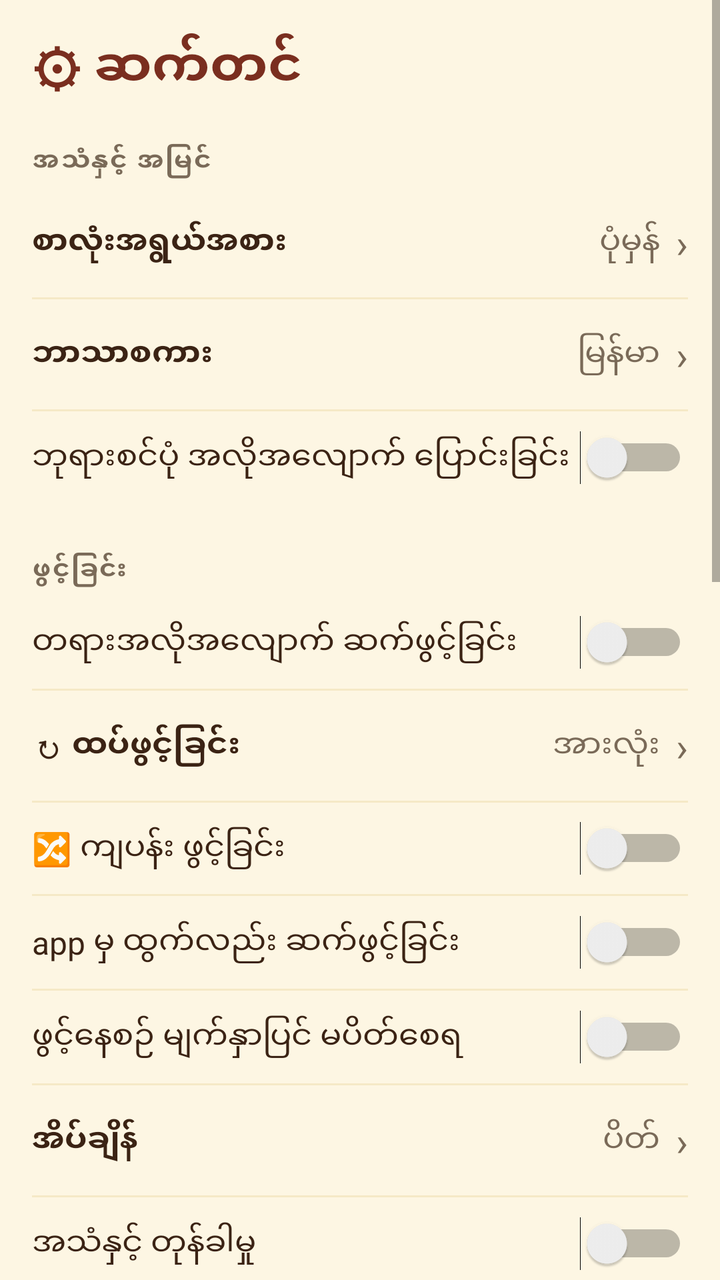
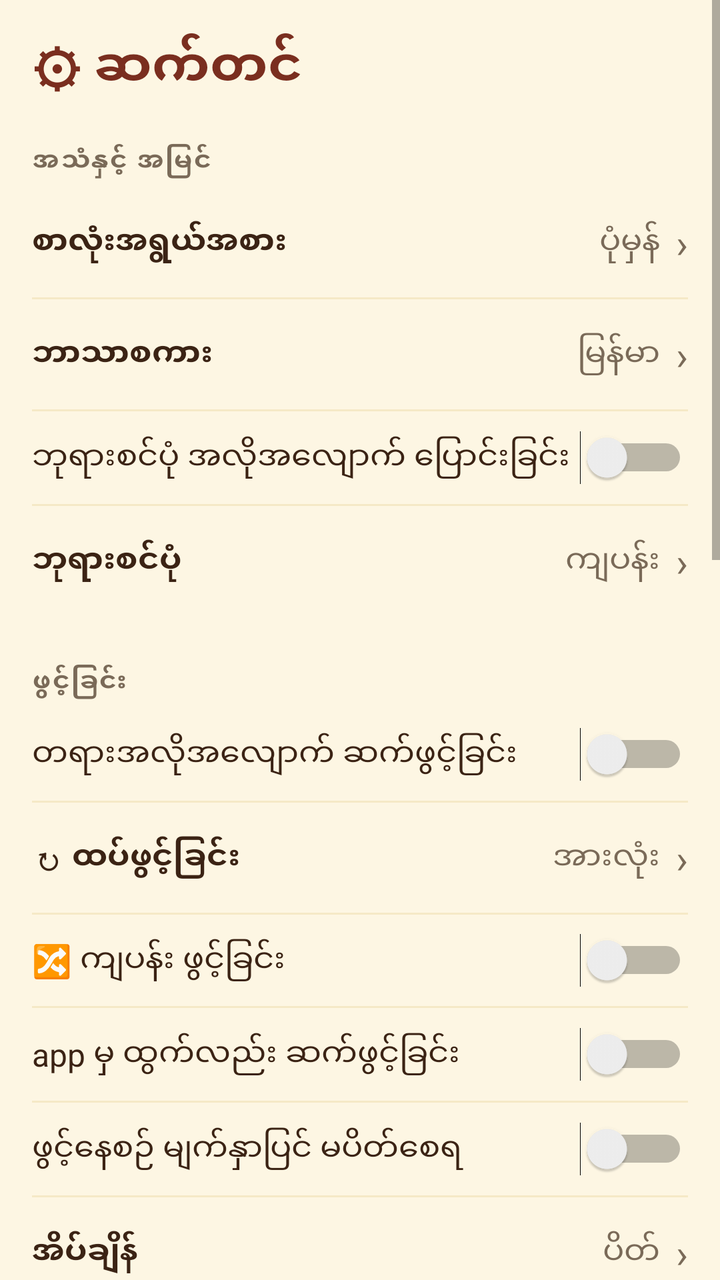

An Android layout rendered at two revisions. The XML below is the earlier revision; the diff shows what the commit changed to produce the second picture.
<!-- AndroidManifest.xml: application theme AppTheme -->
<!-- res/layout/activity_settings.xml -->
<?xml version="1.0" encoding="utf-8"?>
<LinearLayout xmlns:android="http://schemas.android.com/apk/res/android"
    android:id="@+id/root"
    android:layout_width="match_parent"
    android:layout_height="match_parent"
    android:background="@color/bg"
    android:orientation="vertical">
<ScrollView
    android:layout_width="match_parent"
    android:layout_height="0dp"
    android:layout_weight="1"
    android:fillViewport="true">
<LinearLayout
    android:id="@+id/content"
    android:layout_width="match_parent"
    android:layout_height="wrap_content"
    android:background="@color/bg"
    android:orientation="vertical"
    android:padding="16dp">
    <TextView
        android:id="@+id/titleText"
        android:layout_width="match_parent"
        android:layout_height="wrap_content"
        android:text="⚙ ဆက်တင်"
        android:textColor="@color/maroon"
        android:textSize="26sp"
        android:textStyle="bold" />

    <TextView
        android:id="@+id/secAppearance"
        android:layout_width="match_parent"
        android:layout_height="wrap_content"
        android:layout_marginTop="16dp"
        android:letterSpacing="0.06"
        android:paddingVertical="4dp"
        android:text="အသံနှင့် အမြင်"
        android:textColor="@color/muted"
        android:textSize="13sp"
        android:textStyle="bold" />

<LinearLayout
            android:id="@+id/rowFont"
            android:layout_width="match_parent"
            android:layout_height="wrap_content"
            android:background="?android:attr/selectableItemBackground"
            android:clickable="true"
            android:focusable="true"
            android:gravity="center_vertical"
            android:orientation="horizontal"
            android:paddingVertical="14dp">
            <TextView
                android:id="@+id/labelFont"
                android:layout_width="0dp"
                android:layout_height="wrap_content"
                android:layout_weight="1"
                android:text="စာလုံးအရွယ်အစား"
                android:textColor="@color/ink"
                android:textSize="16sp"
                android:textStyle="bold" />
            <TextView
                android:id="@+id/fontValue"
                android:layout_width="wrap_content"
                android:layout_height="wrap_content"
                android:text="ပုံမှန်"
                android:textColor="@color/muted"
                android:textSize="16sp" />
            <TextView
                android:id="@+id/fontChevron"
                android:layout_width="wrap_content"
                android:layout_height="wrap_content"
                android:paddingStart="8dp"
                android:text="›"
                android:textColor="@color/muted"
                android:textSize="20sp" />
        </LinearLayout>
    <View
        android:layout_width="match_parent"
        android:layout_height="1dp"
        android:background="#26C9A227" />

<LinearLayout
            android:id="@+id/rowLanguage"
            android:layout_width="match_parent"
            android:layout_height="wrap_content"
            android:background="?android:attr/selectableItemBackground"
            android:clickable="true"
            android:focusable="true"
            android:gravity="center_vertical"
            android:orientation="horizontal"
            android:paddingVertical="14dp">
            <TextView
                android:id="@+id/labelLanguage"
                android:layout_width="0dp"
                android:layout_height="wrap_content"
                android:layout_weight="1"
                android:text="ဘာသာစကား"
                android:textColor="@color/ink"
                android:textSize="16sp"
                android:textStyle="bold" />
            <TextView
                android:id="@+id/langValue"
                android:layout_width="wrap_content"
                android:layout_height="wrap_content"
                android:text="မြန်မာ"
                android:textColor="@color/muted"
                android:textSize="16sp" />
            <TextView
                android:id="@+id/langChevron"
                android:layout_width="wrap_content"
                android:layout_height="wrap_content"
                android:paddingStart="8dp"
                android:text="›"
                android:textColor="@color/muted"
                android:textSize="20sp" />
        </LinearLayout>
    <View
        android:layout_width="match_parent"
        android:layout_height="1dp"
        android:background="#26C9A227" />

    <Switch
        android:id="@+id/btnThemeAuto"
        android:layout_width="match_parent"
        android:layout_height="wrap_content"
        android:background="?android:attr/selectableItemBackground"
        android:clickable="true"
        android:ellipsize="end"
        android:focusable="true"
        android:maxLines="1"
        android:paddingVertical="12dp"
        android:showText="false"
        android:text="ဘုရားစင်ပုံ အလိုအလျောက် ပြောင်းခြင်း"
        android:textColor="@color/ink"
        android:textOff=""
        android:textOn=""
        android:textSize="16sp" />

    <TextView
        android:id="@+id/secPlayback"
        android:layout_width="match_parent"
        android:layout_height="wrap_content"
        android:layout_marginTop="20dp"
        android:letterSpacing="0.06"
        android:paddingVertical="4dp"
        android:text="ဖွင့်ခြင်း"
        android:textColor="@color/muted"
        android:textSize="13sp"
        android:textStyle="bold" />

    <Switch
        android:id="@+id/btnAutoplay"
        android:layout_width="match_parent"
        android:layout_height="wrap_content"
        android:background="?android:attr/selectableItemBackground"
        android:clickable="true"
        android:ellipsize="end"
        android:focusable="true"
        android:maxLines="1"
        android:paddingVertical="12dp"
        android:showText="false"
        android:text="တရားအလိုအလျောက် ဆက်ဖွင့်ခြင်း"
        android:textColor="@color/ink"
        android:textOff=""
        android:textOn=""
        android:textSize="16sp" />

    <View
        android:layout_width="match_parent"
        android:layout_height="1dp"
        android:background="#26C9A227" />

    <LinearLayout
        android:id="@+id/rowRepeat"
        android:layout_width="match_parent"
        android:layout_height="wrap_content"
        android:background="?android:attr/selectableItemBackground"
        android:clickable="true"
        android:focusable="true"
        android:gravity="center_vertical"
        android:orientation="horizontal"
        android:paddingVertical="14dp">
        <TextView
            android:id="@+id/lblRepeat"
            android:layout_width="0dp"
            android:layout_height="wrap_content"
            android:layout_weight="1"
            android:text="↻ ထပ်ဖွင့်ခြင်း"
            android:textColor="@color/ink"
            android:textSize="16sp"
            android:textStyle="bold" />
        <TextView
            android:id="@+id/btnRepeat"
            android:layout_width="wrap_content"
            android:layout_height="wrap_content"
            android:text="အားလုံး"
            android:textColor="@color/muted"
            android:textSize="16sp" />
        <TextView
            android:id="@+id/repeatChevron"
            android:layout_width="wrap_content"
            android:layout_height="wrap_content"
            android:paddingStart="8dp"
            android:text="›"
            android:textColor="@color/muted"
            android:textSize="20sp" />
    </LinearLayout>

    <View
        android:layout_width="match_parent"
        android:layout_height="1dp"
        android:background="#26C9A227" />

    <Switch
        android:id="@+id/btnShuffle"
        android:layout_width="match_parent"
        android:layout_height="wrap_content"
        android:background="?android:attr/selectableItemBackground"
        android:clickable="true"
        android:ellipsize="end"
        android:focusable="true"
        android:maxLines="1"
        android:paddingVertical="12dp"
        android:showText="false"
        android:text="🔀 ကျပန်း ဖွင့်ခြင်း"
        android:textColor="@color/ink"
        android:textOff=""
        android:textOn=""
        android:textSize="16sp" />

    <View
        android:layout_width="match_parent"
        android:layout_height="1dp"
        android:background="#26C9A227" />

    <Switch
        android:id="@+id/btnBackground"
        android:layout_width="match_parent"
        android:layout_height="wrap_content"
        android:background="?android:attr/selectableItemBackground"
        android:clickable="true"
        android:ellipsize="end"
        android:focusable="true"
        android:maxLines="1"
        android:paddingVertical="12dp"
        android:showText="false"
        android:text="app မှ ထွက်လည်း ဆက်ဖွင့်ခြင်း"
        android:textColor="@color/ink"
        android:textOff=""
        android:textOn=""
        android:textSize="16sp" />

    <View
        android:layout_width="match_parent"
        android:layout_height="1dp"
        android:background="#26C9A227" />

    <Switch
        android:id="@+id/btnKeepScreen"
        android:layout_width="match_parent"
        android:layout_height="wrap_content"
        android:background="?android:attr/selectableItemBackground"
        android:clickable="true"
        android:ellipsize="end"
        android:focusable="true"
        android:maxLines="1"
        android:paddingVertical="12dp"
        android:showText="false"
        android:text="ဖွင့်နေစဉ် မျက်နှာပြင် မပိတ်စေရ"
        android:textColor="@color/ink"
        android:textOff=""
        android:textOn=""
        android:textSize="16sp" />

    <View
        android:layout_width="match_parent"
        android:layout_height="1dp"
        android:background="#26C9A227" />

    <LinearLayout
        android:id="@+id/rowSleep"
        android:layout_width="match_parent"
        android:layout_height="wrap_content"
        android:background="?android:attr/selectableItemBackground"
        android:clickable="true"
        android:focusable="true"
        android:gravity="center_vertical"
        android:orientation="horizontal"
        android:paddingVertical="14dp">
        <TextView
            android:id="@+id/lblSleep"
            android:layout_width="0dp"
            android:layout_height="wrap_content"
            android:layout_weight="1"
            android:text="အိပ်ချိန်"
            android:textColor="@color/ink"
            android:textSize="16sp"
            android:textStyle="bold" />
        <TextView
            android:id="@+id/btnSleep"
            android:layout_width="wrap_content"
            android:layout_height="wrap_content"
            android:text="ပိတ်"
            android:textColor="@color/muted"
            android:textSize="16sp" />
        <TextView
            android:id="@+id/sleepChevron"
            android:layout_width="wrap_content"
            android:layout_height="wrap_content"
            android:paddingStart="8dp"
            android:text="›"
            android:textColor="@color/muted"
            android:textSize="20sp" />
    </LinearLayout>

    <View
        android:layout_width="match_parent"
        android:layout_height="1dp"
        android:background="#26C9A227" />

    <Switch
        android:id="@+id/btnFx"
        android:layout_width="match_parent"
        android:layout_height="wrap_content"
        android:background="?android:attr/selectableItemBackground"
        android:clickable="true"
        android:ellipsize="end"
        android:focusable="true"
        android:maxLines="1"
        android:paddingVertical="12dp"
        android:showText="false"
        android:text="အသံနှင့် တုန်ခါမှု"
        android:textColor="@color/ink"
        android:textOff=""
        android:textOn=""
        android:textSize="16sp" />

    <TextView
        android:id="@+id/secNoti"
        android:layout_width="match_parent"
        android:layout_height="wrap_content"
        android:layout_marginTop="20dp"
        android:letterSpacing="0.06"
        android:paddingVertical="4dp"
        android:text="အကြောင်းကြားစာ"
        android:textColor="@color/muted"
        android:textSize="13sp"
        android:textStyle="bold" />

    <LinearLayout
        android:layout_width="match_parent"
        android:layout_height="wrap_content"
        android:orientation="vertical">
    <Switch
        android:id="@+id/btnNoti"
        android:layout_width="match_parent"
        android:layout_height="wrap_content"
        android:background="?android:attr/selectableItemBackground"
        android:clickable="true"
        android:ellipsize="end"
        android:focusable="true"
        android:maxLines="1"
        android:paddingVertical="12dp"
        android:showText="false"
        android:text="အကြောင်းကြားချက်"
        android:textColor="@color/ink"
        android:textOff=""
        android:textOn=""
        android:textSize="16sp" />
        <TextView
            android:id="@+id/notiNote"
            android:layout_width="match_parent"
            android:layout_height="wrap_content"
            android:paddingBottom="8dp"
            android:paddingStart="2dp"
            android:text=""
            android:textColor="@color/muted"
            android:textSize="13sp"
        android:visibility="gone" />
    </LinearLayout>

    <TextView
        android:id="@+id/secData"
        android:layout_width="match_parent"
        android:layout_height="wrap_content"
        android:layout_marginTop="20dp"
        android:letterSpacing="0.06"
        android:paddingVertical="4dp"
        android:text="ဒေတာ"
        android:textColor="@color/muted"
        android:textSize="13sp"
        android:textStyle="bold" />

    <LinearLayout
        android:layout_width="match_parent"
        android:layout_height="wrap_content"
        android:orientation="vertical">
    <Switch
        android:id="@+id/btnDataSaver"
        android:layout_width="match_parent"
        android:layout_height="wrap_content"
        android:background="?android:attr/selectableItemBackground"
        android:clickable="true"
        android:ellipsize="end"
        android:focusable="true"
        android:maxLines="1"
        android:paddingVertical="12dp"
        android:showText="false"
        android:text="ဒေတာ ချွေတာခြင်း"
        android:textColor="@color/ink"
        android:textOff=""
        android:textOn=""
        android:textSize="16sp" />
        <TextView
            android:id="@+id/dataSaverNote"
            android:layout_width="match_parent"
            android:layout_height="wrap_content"
            android:paddingBottom="8dp"
            android:paddingStart="2dp"
            android:text=""
            android:textColor="@color/muted"
            android:textSize="13sp"
        android:visibility="gone" />
    </LinearLayout>

    <View
        android:layout_width="match_parent"
        android:layout_height="1dp"
        android:background="#26C9A227" />

    <LinearLayout
        android:layout_width="match_parent"
        android:layout_height="wrap_content"
        android:orientation="vertical">
    <Switch
        android:id="@+id/btnAutoDl"
        android:layout_width="match_parent"
        android:layout_height="wrap_content"
        android:background="?android:attr/selectableItemBackground"
        android:clickable="true"
        android:ellipsize="end"
        android:focusable="true"
        android:maxLines="1"
        android:paddingVertical="12dp"
        android:showText="false"
        android:text="📶 Wi-Fi အလိုအလျောက် ဒေါင်းလုဒ်"
        android:textColor="@color/ink"
        android:textOff=""
        android:textOn=""
        android:textSize="16sp" />
        <TextView
            android:id="@+id/autoDlNote"
            android:layout_width="match_parent"
            android:layout_height="wrap_content"
            android:paddingBottom="8dp"
            android:paddingStart="2dp"
            android:text="မစစ်ဆေးရသေးပါ"
            android:textColor="@color/muted"
            android:textSize="13sp" />
        
        <TextView
            android:id="@+id/autoDlCheckNow"
            android:layout_width="wrap_content"
            android:layout_height="wrap_content"
            android:background="?android:attr/selectableItemBackground"
            android:clickable="true"
            android:focusable="true"
            android:paddingVertical="8dp"
            android:paddingStart="2dp"
            android:text="↻ ပြန်စစ်ဆေးမယ်"
            android:textColor="#C9A227"
            android:textSize="14sp"
            android:visibility="gone" />
    </LinearLayout>

    <View
        android:layout_width="match_parent"
        android:layout_height="1dp"
        android:background="#26C9A227" />

    
    <LinearLayout
        android:layout_width="match_parent"
        android:layout_height="wrap_content"
        android:orientation="vertical">
    <LinearLayout
        android:id="@+id/rowDownloaded"
        android:layout_width="match_parent"
        android:layout_height="wrap_content"
        android:background="?android:attr/selectableItemBackground"
        android:clickable="true"
        android:focusable="true"
        android:gravity="center_vertical"
        android:orientation="horizontal"
        android:paddingVertical="14dp">
        <TextView
            android:id="@+id/btnDownloaded"
            android:layout_width="0dp"
            android:layout_height="wrap_content"
            android:layout_weight="1"
            android:text="⬇ ဒေါင်းလုဒ်လုပ်ပြီးသားများ"
            android:textColor="@color/ink"
            android:textSize="16sp"
            android:textStyle="bold" />
        <TextView
            android:id="@+id/downloadedChevron"
            android:layout_width="wrap_content"
            android:layout_height="wrap_content"
            android:paddingStart="8dp"
            android:text="›"
            android:textColor="@color/muted"
            android:textSize="20sp" />
    </LinearLayout>
        <TextView
            android:id="@+id/downloadedSizeNote"
            android:layout_width="match_parent"
            android:layout_height="wrap_content"
            android:paddingBottom="8dp"
            android:paddingStart="2dp"
            android:text=""
            android:textColor="@color/muted"
            android:textSize="13sp"
            android:visibility="gone" />
    </LinearLayout>

    <View
        android:layout_width="match_parent"
        android:layout_height="1dp"
        android:background="#26C9A227" />

    <LinearLayout
        android:id="@+id/rowClearData"
        android:layout_width="match_parent"
        android:layout_height="wrap_content"
        android:background="?android:attr/selectableItemBackground"
        android:clickable="true"
        android:focusable="true"
        android:gravity="center_vertical"
        android:orientation="horizontal"
        android:paddingVertical="14dp">
        <TextView
            android:id="@+id/lblClearData"
            android:layout_width="0dp"
            android:layout_height="wrap_content"
            android:layout_weight="1"
            android:text="မှတ်တမ်း ရှင်းလင်းခြင်း"
            android:textColor="@color/ink"
            android:textSize="16sp"
            android:textStyle="bold" />
        <TextView
            android:id="@+id/clearChevron"
            android:layout_width="wrap_content"
            android:layout_height="wrap_content"
            android:paddingStart="8dp"
            android:text="›"
            android:textColor="@color/muted"
            android:textSize="20sp" />
    </LinearLayout>

    <TextView
        android:id="@+id/secAbout"
        android:layout_width="match_parent"
        android:layout_height="wrap_content"
        android:layout_marginTop="20dp"
        android:letterSpacing="0.06"
        android:paddingVertical="4dp"
        android:text="အကြောင်း"
        android:textColor="@color/muted"
        android:textSize="13sp"
        android:textStyle="bold" />

    <TextView
        android:id="@+id/aboutSrc"
        android:layout_width="match_parent"
        android:layout_height="wrap_content"
        android:paddingVertical="10dp"
        android:text="တရားများ ရင်းမြစ်: dhammadownload.com"
        android:textColor="@color/muted"
        android:textSize="13sp" />

    <LinearLayout
        android:layout_width="match_parent"
        android:layout_height="wrap_content"
        android:gravity="center_vertical"
        android:orientation="horizontal"
        android:paddingVertical="14dp">
        <TextView
            android:id="@+id/lblVersion"
            android:layout_width="0dp"
            android:layout_height="wrap_content"
            android:layout_weight="1"
            android:text="ဗားရှင်း"
            android:textColor="@color/ink"
            android:textSize="16sp"
            android:textStyle="bold" />
        <TextView
            android:id="@+id/versionValue"
            android:layout_width="wrap_content"
            android:layout_height="wrap_content"
            android:text="v12.93"
            android:textColor="@color/muted"
            android:textSize="16sp" />
    </LinearLayout>

    <View
        android:layout_width="match_parent"
        android:layout_height="1dp"
        android:background="#26C9A227" />

    
    <LinearLayout
        android:id="@+id/rowCheckUpdate"
        android:layout_width="match_parent"
        android:layout_height="wrap_content"
        android:background="?android:attr/selectableItemBackground"
        android:clickable="true"
        android:focusable="true"
        android:gravity="center_vertical"
        android:orientation="horizontal"
        android:paddingVertical="14dp">
        <TextView
            android:id="@+id/btnCheckUpdate"
            android:layout_width="0dp"
            android:layout_height="wrap_content"
            android:layout_weight="1"
            android:text="↻ Update စစ်ဆေးမယ်"
            android:textColor="@color/ink"
            android:textSize="16sp"
            android:textStyle="bold" />
        <TextView
            android:id="@+id/checkUpdateChevron"
            android:layout_width="wrap_content"
            android:layout_height="wrap_content"
            android:paddingStart="8dp"
            android:text="›"
            android:textColor="@color/muted"
            android:textSize="20sp" />
    </LinearLayout>

    <View
        android:layout_width="match_parent"
        android:layout_height="1dp"
        android:background="#26C9A227" />

    <LinearLayout
        android:id="@+id/rowTeam"
        android:layout_width="match_parent"
        android:layout_height="wrap_content"
        android:background="?android:attr/selectableItemBackground"
        android:clickable="true"
        android:focusable="true"
        android:gravity="center_vertical"
        android:orientation="horizontal"
        android:paddingVertical="14dp">
        <TextView
            android:id="@+id/btnTeam"
            android:layout_width="0dp"
            android:layout_height="wrap_content"
            android:layout_weight="1"
            android:text="👥 Developer Profile"
            android:textColor="@color/ink"
            android:textSize="16sp"
            android:textStyle="bold" />
        <TextView
            android:id="@+id/teamChevron"
            android:layout_width="wrap_content"
            android:layout_height="wrap_content"
            android:paddingStart="8dp"
            android:text="›"
            android:textColor="@color/muted"
            android:textSize="20sp" />
    </LinearLayout>

    <View
        android:layout_width="match_parent"
        android:layout_height="1dp"
        android:background="#26C9A227" />

    <LinearLayout
        android:id="@+id/rowPolicy"
        android:layout_width="match_parent"
        android:layout_height="wrap_content"
        android:background="?android:attr/selectableItemBackground"
        android:clickable="true"
        android:focusable="true"
        android:gravity="center_vertical"
        android:orientation="horizontal"
        android:paddingVertical="14dp">
        <TextView
            android:id="@+id/btnPolicy"
            android:layout_width="0dp"
            android:layout_height="wrap_content"
            android:layout_weight="1"
            android:text="📜 Policy"
            android:textColor="@color/ink"
            android:textSize="16sp"
            android:textStyle="bold" />
        <TextView
            android:id="@+id/policyChevron"
            android:layout_width="wrap_content"
            android:layout_height="wrap_content"
            android:paddingStart="8dp"
            android:text="›"
            android:textColor="@color/muted"
            android:textSize="20sp" />
    </LinearLayout>

    <TextView
        android:id="@+id/btnResetAll"
        android:layout_width="match_parent"
        android:layout_height="wrap_content"
        android:layout_marginTop="24dp"
        android:background="?android:attr/selectableItemBackground"
        android:clickable="true"
        android:focusable="true"
        android:gravity="center"
        android:paddingVertical="14dp"
        android:text="↺ ဆက်တင်အားလုံး ပြန်စသတ်မှတ်မယ်"
        android:textColor="#C0392B"
        android:textSize="16sp" />
</LinearLayout>
</ScrollView>
    
    <LinearLayout
        android:id="@+id/nowStrip"
        android:layout_width="match_parent"
        android:layout_height="wrap_content"
        android:layout_marginLeft="16dp"
        android:layout_marginRight="16dp"
        android:layout_marginBottom="16dp"
        android:background="@drawable/nav_glass"
        android:orientation="vertical"
        android:padding="10dp"
        android:visibility="gone">
        <LinearLayout
            android:layout_width="match_parent"
            android:layout_height="wrap_content"
            android:gravity="center_vertical"
            android:orientation="horizontal">
            
            <FrameLayout
                android:id="@+id/nowStripPhotoRing"
                android:layout_width="48dp"
                android:layout_height="48dp"
                android:layout_marginEnd="10dp"
                android:visibility="gone">
                <com.h2h.dhamma.CircleImageView
                    android:id="@+id/nowStripPhoto"
                    android:layout_width="44dp"
                    android:layout_height="44dp"
                    android:layout_gravity="center"
                    android:scaleType="centerCrop"
                    android:transitionName="roomSayadawPhoto" />
            </FrameLayout>
            <LinearLayout
                android:layout_width="0dp"
                android:layout_height="wrap_content"
                android:layout_weight="1"
                android:orientation="vertical">
                <TextView
                    android:id="@+id/nowStripText"
                    android:layout_width="match_parent"
                    android:layout_height="wrap_content"
                    android:ellipsize="end"
                    android:maxLines="1"
                    android:textColor="@color/gold"
                    android:textSize="14sp"
                    android:textStyle="bold" />
                <TextView
                    android:id="@+id/nowStripSub"
                    android:layout_width="match_parent"
                    android:layout_height="wrap_content"
                    android:ellipsize="end"
                    android:maxLines="1"
                    android:textColor="@color/muted"
                    android:textSize="12sp" />
            </LinearLayout>
        </LinearLayout>
        
            <LinearLayout
                android:layout_width="match_parent"
                android:layout_height="wrap_content"
                android:gravity="center_horizontal"
                android:orientation="horizontal">
            <TextView
                android:id="@+id/nowStripPrev"
                android:background="?android:attr/selectableItemBackgroundBorderless"
                android:layout_margin="2dp"
                android:layout_width="48dp"
                android:layout_height="48dp"
                android:gravity="center"
                android:includeFontPadding="false"
                android:text="⏮"
                android:textColor="#FFFFFF"
                android:textSize="24sp" />
            <TextView
                android:id="@+id/nowStripToggle"
                android:background="?android:attr/selectableItemBackgroundBorderless"
                android:layout_margin="2dp"
                android:layout_width="48dp"
                android:layout_height="48dp"
                android:gravity="center"
                android:includeFontPadding="false"
                android:text="▶"
                android:textColor="#FFFFFF"
                android:textSize="24sp" />
            <TextView
                android:id="@+id/nowStripNext"
                android:background="?android:attr/selectableItemBackgroundBorderless"
                android:layout_margin="2dp"
                android:layout_width="48dp"
                android:layout_height="48dp"
                android:gravity="center"
                android:includeFontPadding="false"
                android:text="⏭"
                android:textColor="#FFFFFF"
                android:textSize="24sp" />

            
            
            
            
            </LinearLayout>
        
        <ProgressBar
            android:id="@+id/nowStripProgress"
            style="?android:attr/progressBarStyleHorizontal"
            android:layout_width="match_parent"
            android:layout_height="4dp"
            android:layout_marginTop="6dp"
            android:max="1000"
            android:progress="0"
            android:progressBackgroundTint="#40C9A227"
            android:progressTint="#C9A227" />
    </LinearLayout>
</LinearLayout>
<!-- resources referenced by this layout -->
<resources>
  <color name="bg">#FDF6E3</color>
  <color name="gold">#C9A227</color>
  <color name="ink">#3B2314</color>
  <color name="maroon">#7A2E1F</color>
  <color name="muted">#7A6A58</color>
  <!-- drawable nav_glass (drawable) -->
  <?xml version="1.0" encoding="utf-8"?>
  <layer-list xmlns:android="http://schemas.android.com/apk/res/android">
      <item>
          <shape android:shape="rectangle">
              <solid android:color="#59FFFFFF" />
              <stroke android:width="1dp" android:color="#99C9A227" />
              <corners android:radius="28dp" />
          </shape>
      </item>
      <item>
          <shape android:shape="rectangle">
              <gradient android:angle="270" android:startColor="#80FFFFFF" android:centerColor="#1AFFFFFF" android:centerY="0.45" android:endColor="#00FFFFFF" android:type="linear" />
              <corners android:radius="28dp" />
          </shape>
      </item>
  </layer-list>
  <style name="AppTheme" parent="android:Theme.Material.Light.NoActionBar">
          <item name="android:colorPrimary">@color/maroon</item>
          <item name="android:colorPrimaryDark">@color/maroon</item>
          <item name="android:colorAccent">@color/gold</item>
          <item name="android:windowBackground">@color/bg</item>
          <item name="android:textColorPrimary">@color/ink</item>
          
          <item name="android:alertDialogTheme">@style/DhammaAlertDialog</item>
          
          <item name="android:windowContentTransitions">true</item>
      </style>
  <style name="DhammaAlertDialog" parent="@android:style/Theme.Material.Light.Dialog.Alert">
          <item name="android:windowAnimationStyle">@style/DhammaDialogAnimation</item>
      </style>
  <style name="DhammaDialogAnimation">
          <item name="android:windowEnterAnimation">@anim/dlg_in</item>
          <item name="android:windowExitAnimation">@anim/dlg_out</item>
      </style>
</resources>

<!-- the commit's change to res/layout/activity_settings.xml (unified diff, before → after) -->
@@ -134,6 +134,47 @@
         android:textOff=""
         android:textOn=""
         android:textSize="16sp" />
+
+    
+    <View
+        android:layout_width="match_parent"
+        android:layout_height="1dp"
+        android:background="#26C9A227" />
+<LinearLayout
+            android:id="@+id/rowAltar"
+            android:layout_width="match_parent"
+            android:layout_height="wrap_content"
+            android:background="?android:attr/selectableItemBackground"
+            android:clickable="true"
+            android:focusable="true"
+            android:gravity="center_vertical"
+            android:orientation="horizontal"
+            android:paddingVertical="14dp">
+            <TextView
+                android:id="@+id/labelAltar"
+                android:layout_width="0dp"
+                android:layout_height="wrap_content"
+                android:layout_weight="1"
+                android:text="ဘုရားစင်ပုံ"
+                android:textColor="@color/ink"
+                android:textSize="16sp"
+                android:textStyle="bold" />
+            <TextView
+                android:id="@+id/altarValue"
+                android:layout_width="wrap_content"
+                android:layout_height="wrap_content"
+                android:text="ကျပန်း"
+                android:textColor="@color/muted"
+                android:textSize="16sp" />
+            <TextView
+                android:id="@+id/altarChevron"
+                android:layout_width="wrap_content"
+                android:layout_height="wrap_content"
+                android:paddingStart="8dp"
+                android:text="›"
+                android:textColor="@color/muted"
+                android:textSize="20sp" />
+        </LinearLayout>
 
     <TextView
         android:id="@+id/secPlayback"
